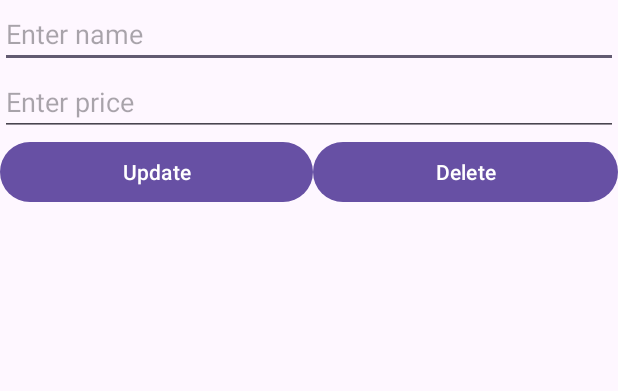
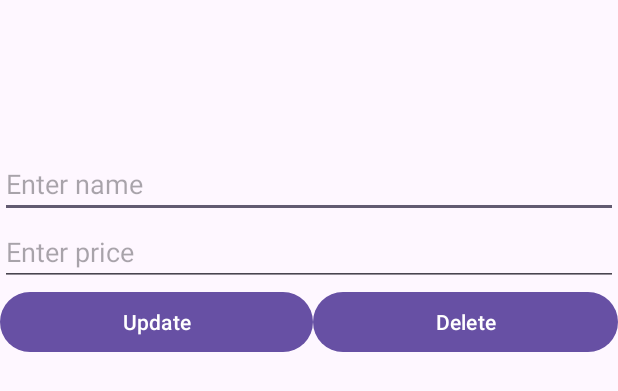
Before and after one commit to raych3n/SEG2105_lab, an Android app: the layout update_dialog.xml on its own in the app's theme, with its tools: preview values and no code run, on a phone screen of 412 x 824 dp. Shown: the top 391 px of the screen. Run offline under Robolectric (Android 15) with nearby library versions, the phone set to English and light mode, and no system bars.

Commit message:
fixed somethings

```diff
--- a/lab5/app/src/main/java/com/example/lab5/MainActivity.java
+++ b/lab5/app/src/main/java/com/example/lab5/MainActivity.java
@@ -106,7 +106,8 @@ public class MainActivity extends AppCompatActivity {
         buttonUpdate.setOnClickListener(new View.OnClickListener() {
             @Override
             public void onClick(View view) {
-                updateProduct(productId, String.valueOf(editName), Double.parseDouble(editPrice.getText().toString()));
+                updateProduct(productId, editName.getText().toString(), Double.parseDouble(editPrice.getText().toString()));
+                setContentView(R.layout.activity_main);
             }
         });
 
@@ -114,6 +115,7 @@ public class MainActivity extends AppCompatActivity {
             @Override
             public void onClick(View view) {
                 deleteProduct(productId);
+                setContentView(R.layout.activity_main);
             }
         });
     }
@@ -137,7 +139,7 @@ public class MainActivity extends AppCompatActivity {
     private void addProduct() {
 
         String name = editTextName.getText().toString().trim();
-        double price = Double.parseDouble(String.valueOf(editTextName.getText().toString()));
+        double price = Double.parseDouble(editTextPrice.getText().toString());
 
         if (!TextUtils.isEmpty(name)) {
             String id = databaseProducts.push().getKey();
--- a/lab5/app/src/main/res/layout/update_dialog.xml
+++ b/lab5/app/src/main/res/layout/update_dialog.xml
@@ -8,6 +8,7 @@
         android:id="@+id/editTextName"
         android:layout_width="match_parent"
         android:layout_height="wrap_content"
+        android:layout_marginTop="100dp"
         android:hint="Enter name" />
 
     <EditText
```
